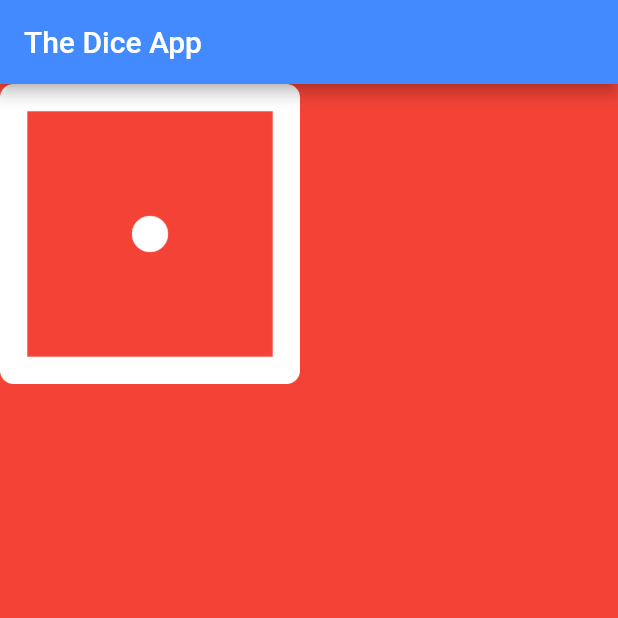
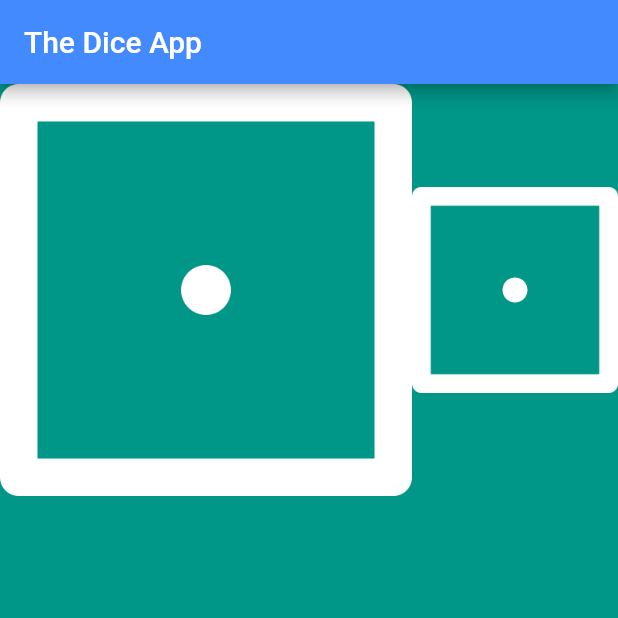
Before and after one commit to ImSronistic/Flutter_Dice_App, a Flutter app: the screen it shows after launch, on a phone screen of 412 x 824 dp, the top half of it. Run offline on Flutter 3.47's test engine with Material 2 defaults, Android fonts, the phone set to English and light mode, and no system bars.

Commit message:
Expended Widget

```diff
--- a/lib/main.dart
+++ b/lib/main.dart
@@ -4,7 +4,7 @@ void main() => runApp(
       MaterialApp(
         debugShowCheckedModeBanner: false,
         home: Scaffold(
-          backgroundColor: Colors.red,
+          backgroundColor: Colors.teal,
           appBar: AppBar(
             title: Text('The Dice App'),
             backgroundColor: Colors.blueAccent,
@@ -19,9 +19,17 @@ class DicePage extends StatelessWidget {
   Widget build(BuildContext context) {
     return Row(
       children: <Widget>[
-        Image(
-          width: 200,
-          image: AssetImage('images/dice1.png'),
+        Expanded(
+          flex: 2,
+          child: Image(
+            image: AssetImage('images/dice1.png'),
+          ),
+        ),
+        Expanded(
+          flex: 1,
+          child: Image(
+            image: AssetImage('images/dice1.png'),
+          ),
         ),
       ],
     );
```
